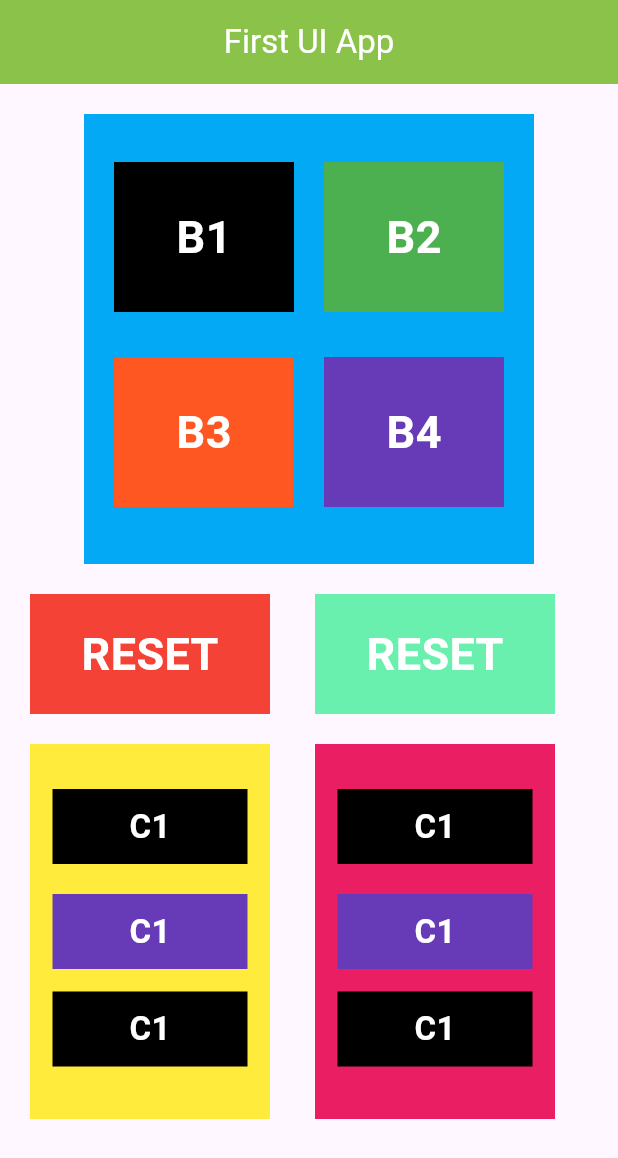
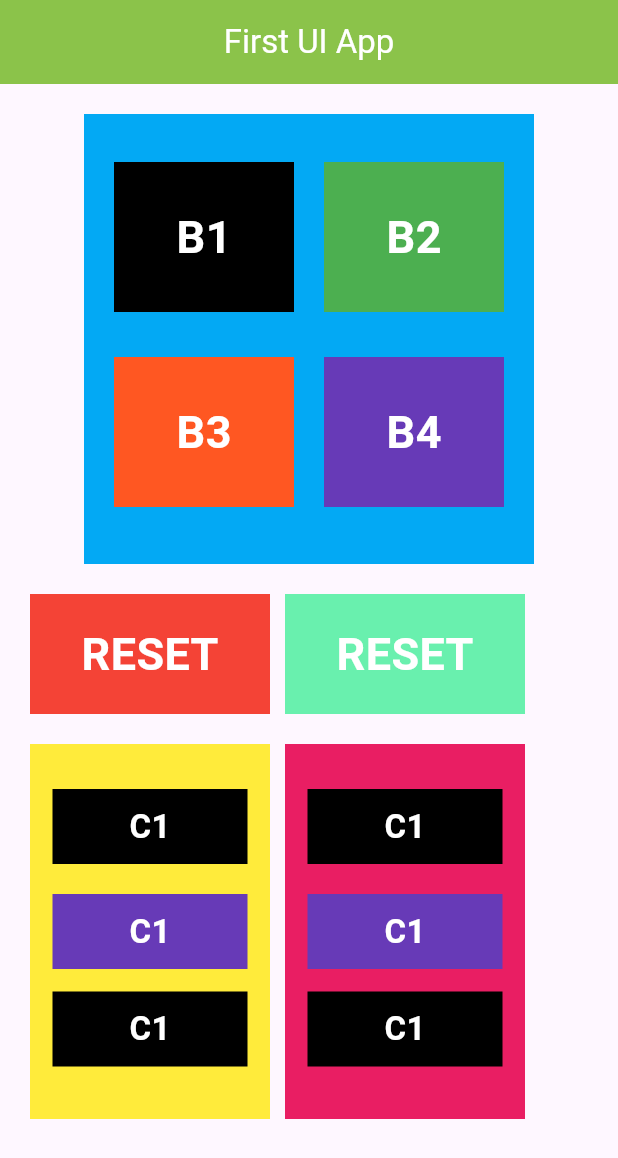
Before and after one commit to atifraza158/EveryDay---Flutter, a Flutter app: the screen it shows after launch, on a phone screen of 412 x 824 dp. Shown: the top 1158 px of the screen. Run offline on Flutter 3.47's test engine with Material 3 defaults, Android fonts, the phone set to English and light mode, and no system bars.

Commit message:
Set Responsiveness

```diff
--- a/lib/main.dart
+++ b/lib/main.dart
@@ -154,7 +154,7 @@ class _HomePageState extends State<HomePage> {
                     ),
                   ),
                 ),
-                SizedBox(width: 30),
+                SizedBox(width: 10),
                 Container(
                   width: 160,
                   height: 80,
@@ -240,7 +240,7 @@ class _HomePageState extends State<HomePage> {
                     ),
                   ),
                 ),
-                SizedBox(width: 30),
+                SizedBox(width: 10),
                 Container(
                   width: 160,
                   height: 250,
```
